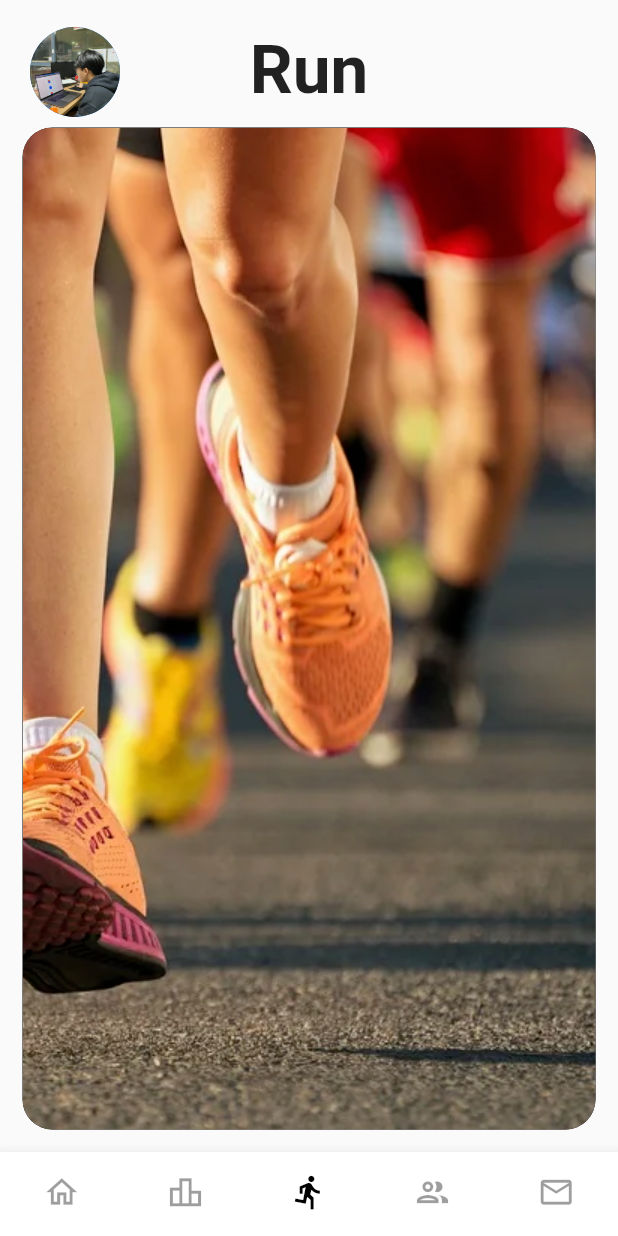
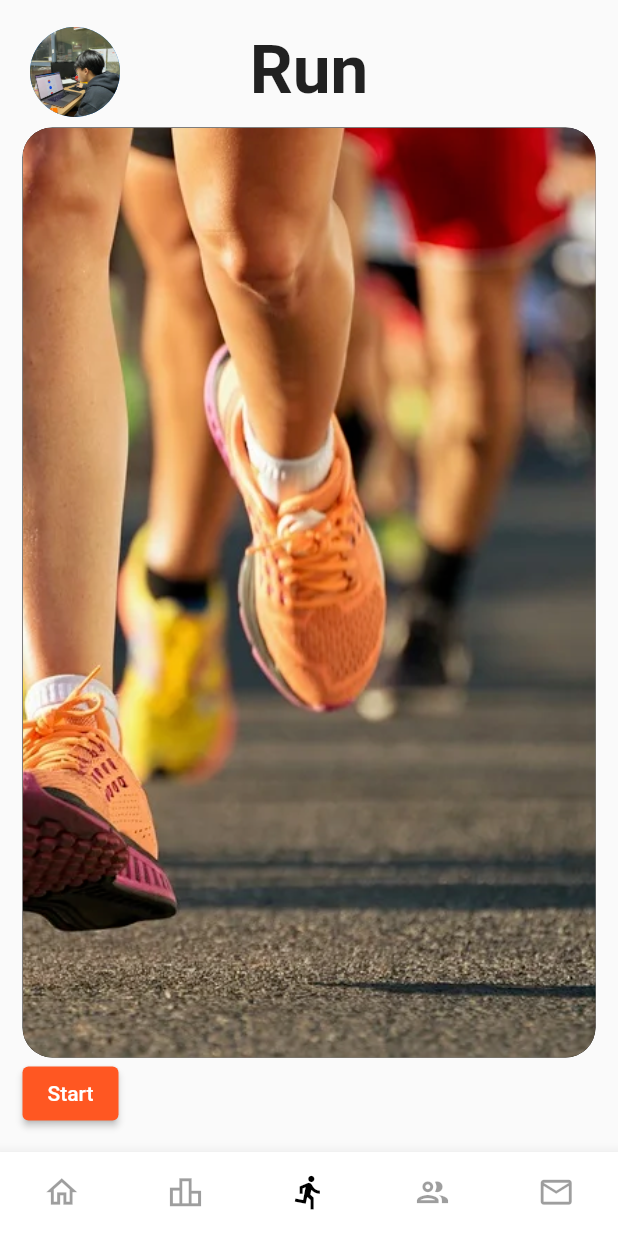
Before and after one commit to jarb16633/KKUVRUN, a Flutter app: the screen it shows after launch, item 3 of the bottom bar chosen, on a phone screen of 412 x 824 dp. Run offline on Flutter 3.47's test engine with Material 2 defaults, Android fonts, the phone set to English and light mode, and no system bars.

Commit message:
run.dart button added

```diff
--- a/lib/screens/run.dart
+++ b/lib/screens/run.dart
@@ -1,4 +1,5 @@
 import 'package:flutter/material.dart';
+import 'package:virtual_run_application/constants/constants.dart';
 
 class RunPage extends StatelessWidget {
   const RunPage({Key? key}) : super(key: key);
@@ -53,6 +54,14 @@ class RunPage extends StatelessWidget {
                     color: Colors.black,
                   ),
                 ),
+              ),
+              ElevatedButton(
+                  style: ElevatedButton.styleFrom(
+                    primary: primary,
+                    onPrimary: white,
+                  ),
+                onPressed: () {},
+                child: const Text("Start"),
               )
             ],
           ),
```
Also changed, not shown: fonts/WorkSans-Black.ttf (renamed from asset/fonts/WorkSans-Black.ttf), fonts/WorkSans-BlackItalic.ttf (renamed from asset/fonts/WorkSans-BlackItalic.ttf), fonts/WorkSans-Bold.ttf (renamed from asset/fonts/WorkSans-Bold.ttf), fonts/WorkSans-BoldItalic.ttf (renamed from asset/fonts/WorkSans-BoldItalic.ttf), fonts/WorkSans-ExtraBold.ttf (renamed from asset/fonts/WorkSans-ExtraBold.ttf), fonts/WorkSans-ExtraBoldItalic.ttf (renamed from asset/fonts/WorkSans-ExtraBoldItalic.ttf), fonts/WorkSans-ExtraLight.ttf (renamed from asset/fonts/WorkSans-ExtraLight.ttf), fonts/WorkSans-ExtraLightItalic.ttf (renamed from asset/fonts/WorkSans-ExtraLightItalic.ttf), fonts/WorkSans-Italic.ttf (renamed from asset/fonts/WorkSans-Italic.ttf), fonts/WorkSans-Light.ttf (renamed from asset/fonts/WorkSans-Light.ttf), fonts/WorkSans-LightItalic.ttf (renamed from asset/fonts/WorkSans-LightItalic.ttf), fonts/WorkSans-Medium.ttf (renamed from asset/fonts/WorkSans-Medium.ttf), fonts/WorkSans-MediumItalic.ttf (renamed from asset/fonts/WorkSans-MediumItalic.ttf), fonts/WorkSans-Regular.ttf (renamed from asset/fonts/WorkSans-Regular.ttf), 4 more files.
